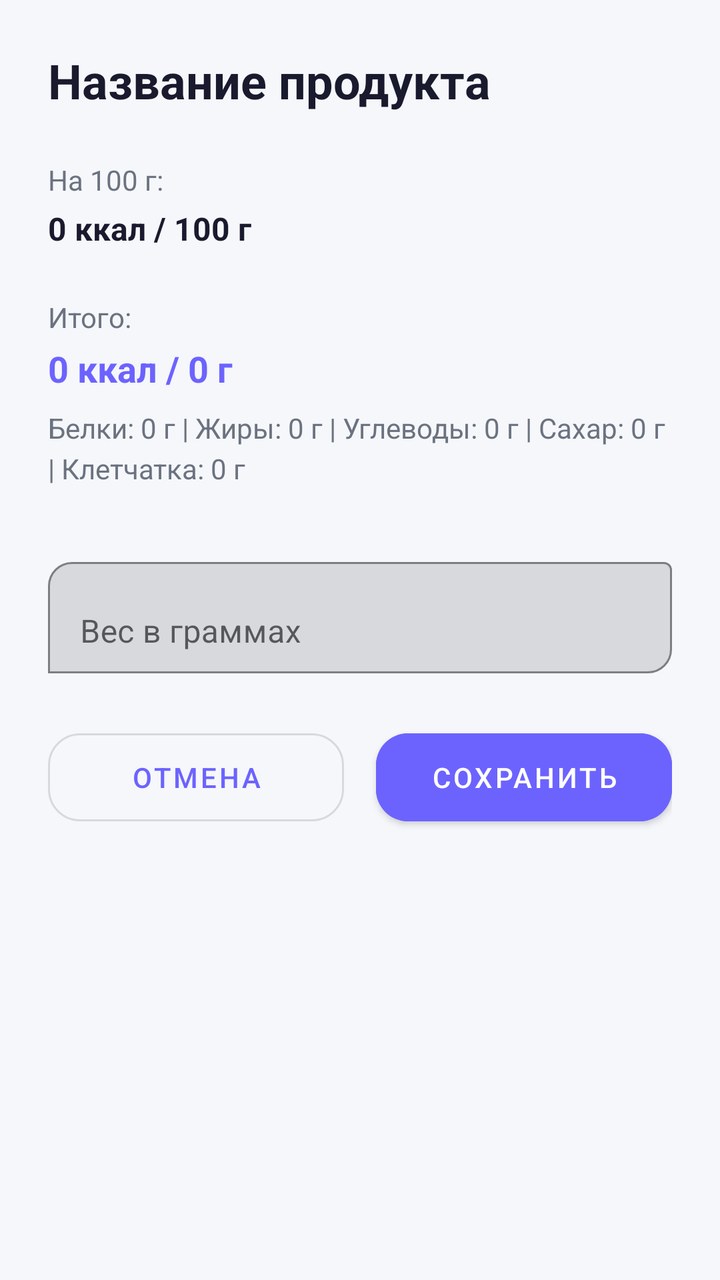
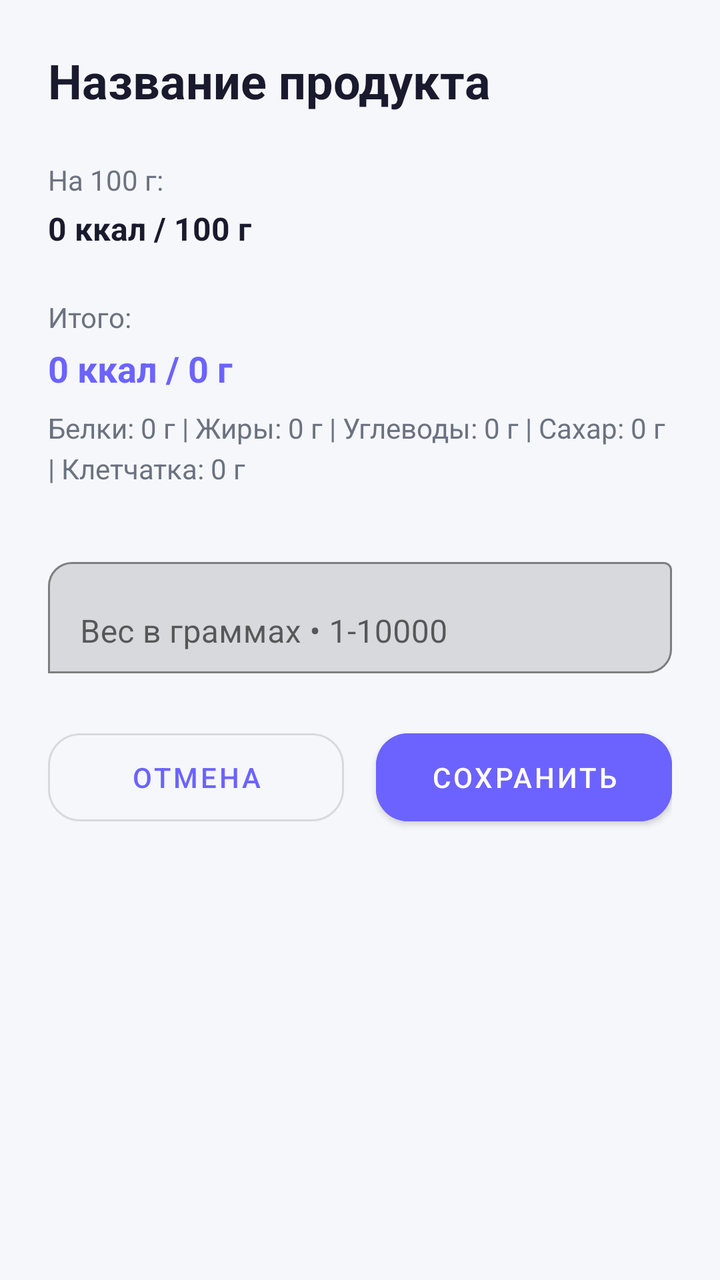

Two renders of the same Android screen: before a commit and after it. Below are the layout's source before the change and the commit's diff.
<!-- AndroidManifest.xml: application theme Theme.CalorieCounter -->
<!-- res/layout/activity_food_detail.xml -->
<?xml version="1.0" encoding="utf-8"?>
<ScrollView xmlns:android="http://schemas.android.com/apk/res/android"
    xmlns:app="http://schemas.android.com/apk/res-auto"
    android:layout_width="match_parent"
    android:layout_height="match_parent"
    android:background="@color/bg_primary"
    android:padding="24dp"
    android:fillViewport="true">

    <LinearLayout
        android:layout_width="match_parent"
        android:layout_height="wrap_content"
        android:orientation="vertical">

        <TextView
            android:id="@+id/tvFoodName"
            android:layout_width="wrap_content"
            android:layout_height="wrap_content"
            android:text="Название продукта"
            android:textSize="24sp"
            android:textStyle="bold"
            android:textColor="@color/text_primary"
            android:layout_marginBottom="24dp" />

        <TextView
            android:layout_width="wrap_content"
            android:layout_height="wrap_content"
            android:text="На 100 г:"
            android:textSize="14sp"
            android:textColor="@color/text_secondary"
            android:layout_marginBottom="4dp" />

        <TextView
            android:id="@+id/tvPer100"
            android:layout_width="wrap_content"
            android:layout_height="wrap_content"
            android:text="0 ккал / 100 г"
            android:textSize="16sp"
            android:textColor="@color/text_primary"
            android:textStyle="bold"
            android:layout_marginBottom="24dp" />

        <TextView
            android:layout_width="wrap_content"
            android:layout_height="wrap_content"
            android:text="Итого:"
            android:textSize="14sp"
            android:textColor="@color/text_secondary"
            android:layout_marginBottom="4dp" />

        <TextView
            android:id="@+id/tvCalculated"
            android:layout_width="wrap_content"
            android:layout_height="wrap_content"
            android:text="0 ккал / 0 г"
            android:tag="accent"
            android:textSize="18sp"
            android:textColor="@color/primary"
            android:textStyle="bold"
            android:layout_marginBottom="8dp" />

        <TextView
            android:id="@+id/tvMacrosCalc"
            android:layout_width="match_parent"
            android:layout_height="wrap_content"
            android:text="Белки: 0 г | Жиры: 0 г | Углеводы: 0 г | Сахар: 0 г | Клетчатка: 0 г"
            android:textSize="14sp"
            android:textColor="@color/text_secondary"
            android:layout_marginBottom="32dp"
            android:lineSpacingExtra="4dp" />

        <com.google.android.material.textfield.TextInputLayout
            android:layout_width="match_parent"
            android:layout_height="wrap_content"
            android:layout_marginBottom="24dp"
            app:boxBackgroundMode="outline"
            app:boxCornerRadiusTopStart="12dp"
            app:boxCornerRadiusBottomEnd="12dp"
            android:hint="Вес в граммах">

            <com.google.android.material.textfield.TextInputEditText
                android:id="@+id/etGrams"
                android:layout_width="match_parent"
                android:layout_height="wrap_content"
                android:inputType="number"
                android:maxLength="4" />
        </com.google.android.material.textfield.TextInputLayout>

        <LinearLayout
            android:layout_width="match_parent"
            android:layout_height="wrap_content"
            android:orientation="horizontal">

            <com.google.android.material.button.MaterialButton
                android:id="@+id/btnCancel"
                android:layout_width="0dp"
                android:layout_height="56dp"
                android:layout_weight="1"
                android:layout_marginEnd="8dp"
                android:text="Отмена"
                style="@style/Widget.MaterialComponents.Button.OutlinedButton"
                app:cornerRadius="16dp" />

            <com.google.android.material.button.MaterialButton
                android:id="@+id/btnSave"
                android:layout_width="0dp"
                android:layout_height="56dp"
                android:layout_weight="1"
                android:layout_marginStart="8dp"
                android:text="Сохранить"
                app:cornerRadius="16dp"
                android:backgroundTint="@color/primary" />
        </LinearLayout>
    </LinearLayout>
</ScrollView>
<!-- resources referenced by this layout -->
<resources>
  <color name="bg_primary">#F5F7FA</color>
  <color name="primary">#6C63FF</color>
  <color name="text_primary">#1A1A2E</color>
  <color name="text_secondary">#6B7280</color>
  <style name="Theme.CalorieCounter" parent="Theme.MaterialComponents.Light.NoActionBar">
          <item name="colorPrimary">@color/primary</item>
          <item name="colorPrimaryDark">@color/primary_dark</item>
          <item name="colorAccent">@color/accent</item>
          <item name="android:statusBarColor">@color/primary</item>
          <item name="android:windowLightStatusBar">false</item>
      </style>
  <color name="primary_dark">#5A52D5</color>
  <color name="accent">#00C9A7</color>
</resources>

<!-- the commit's change to res/layout/activity_food_detail.xml (unified diff, before → after) -->
@@ -76,14 +76,14 @@
             app:boxBackgroundMode="outline"
             app:boxCornerRadiusTopStart="12dp"
             app:boxCornerRadiusBottomEnd="12dp"
-            android:hint="Вес в граммах">
+            android:hint="Вес в граммах • 1-10000">
 
             <com.google.android.material.textfield.TextInputEditText
                 android:id="@+id/etGrams"
                 android:layout_width="match_parent"
                 android:layout_height="wrap_content"
                 android:inputType="number"
-                android:maxLength="4" />
+                android:maxLength="5" />
         </com.google.android.material.textfield.TextInputLayout>
 
         <LinearLayout
